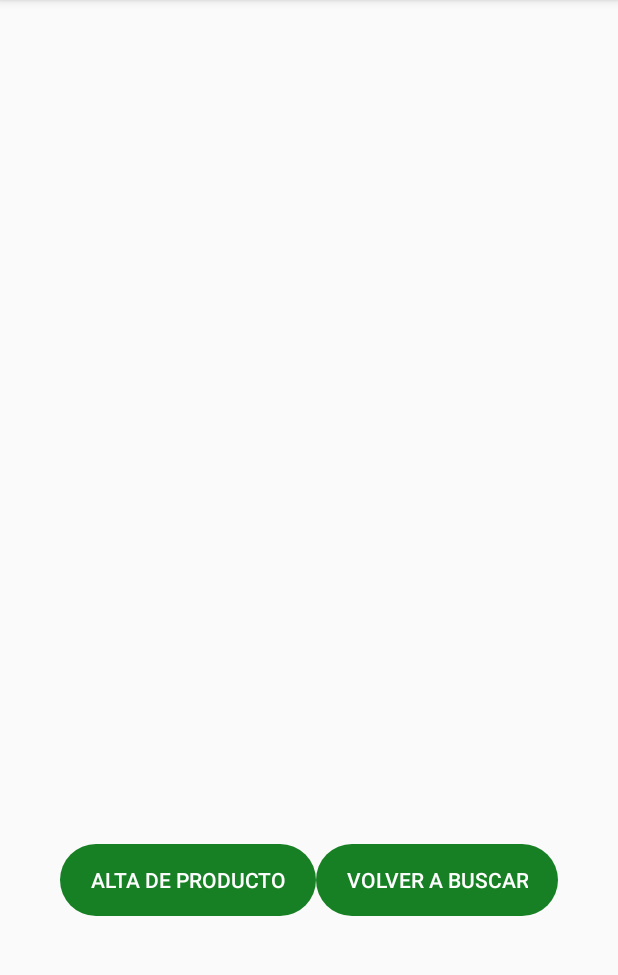
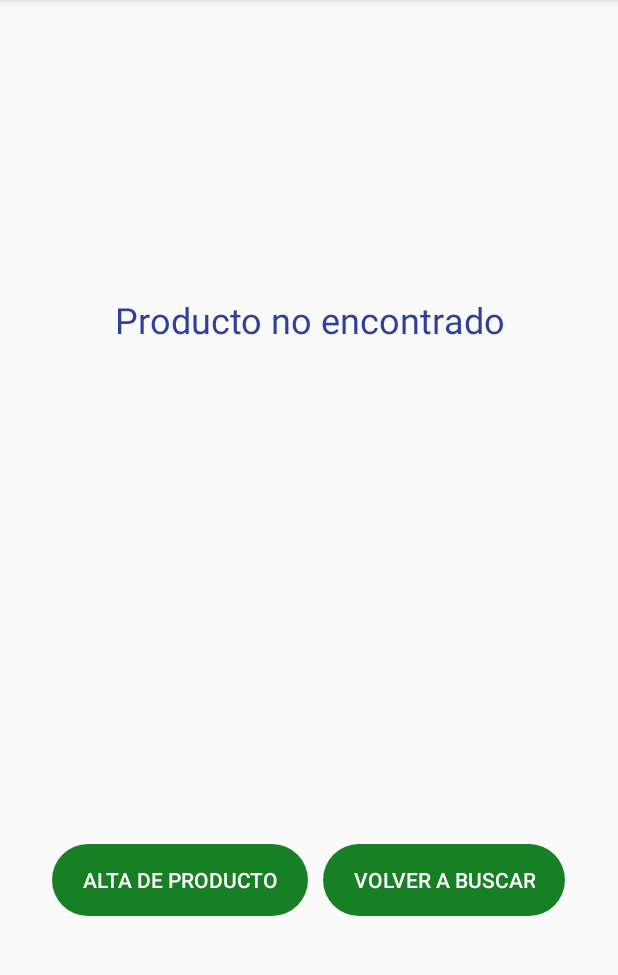
Before and after one commit to ecologiate/ecologiate-app, an Android app: the ProductoNoEncontradoActivity screen opened directly, with no data from a screen before it, on a phone screen of 412 x 824 dp, the part 84-1059 px from its top. Run offline under Robolectric (Android 15) with nearby library versions, the phone set to English and light mode, and no system bars.

Commit message:
Mejore los botones y ahora cuando no encuentra el producto te dice eso jaja

```diff
--- a/app/src/main/java/com/app/ecologiate/ProductoNoEncontradoActivity.java
+++ b/app/src/main/java/com/app/ecologiate/ProductoNoEncontradoActivity.java
@@ -38,6 +38,6 @@ public class ProductoNoEncontradoActivity extends AppCompatActivity {
         });
 
         tvNoEncontrado = (TextView) findViewById(R.id.textViewNoEncontrado);
-        tvNoEncontrado.setText(getIntent().getStringExtra("codigo"));
+        // tvNoEncontrado.setText(getIntent().getStringExtra("codigo")); //TODO MOSTRABA EL CODIGO DE BARRAS
     }
 }
--- a/app/src/main/res/drawable/borde_redondo.xml
+++ b/app/src/main/res/drawable/borde_redondo.xml
@@ -4,5 +4,8 @@
     <corners android:radius="25dp">
     </corners>
 
+    <padding android:left="20dp"
+            android:right="20dp">
+    </padding>
 
 </shape>
--- a/app/src/main/res/layout/activity_producto_no_encontrado.xml
+++ b/app/src/main/res/layout/activity_producto_no_encontrado.xml
@@ -40,15 +40,16 @@
 
         <Button
             android:id="@+id/btnVolverBuscar"
-            android:textColor="@android:color/white"
-            app:backgroundTint="@color/colorBoton"
+            android:layout_width="wrap_content"
+            android:layout_height="wrap_content"
+            android:layout_gravity="center"
+            android:layout_marginLeft="10dp"
             android:background="@drawable/borde_redondo"
-            android:layout_gravity="center"
             android:paddingEnd="20dp"
             android:paddingStart="20dp"
-            android:layout_width="wrap_content"
-            android:layout_height="wrap_content"
-            android:text="Volver a Buscar" />
+            android:text="Volver a Buscar"
+            android:textColor="@android:color/white"
+            app:backgroundTint="@color/colorBoton" />
 
     </LinearLayout>
 </LinearLayout>
```
